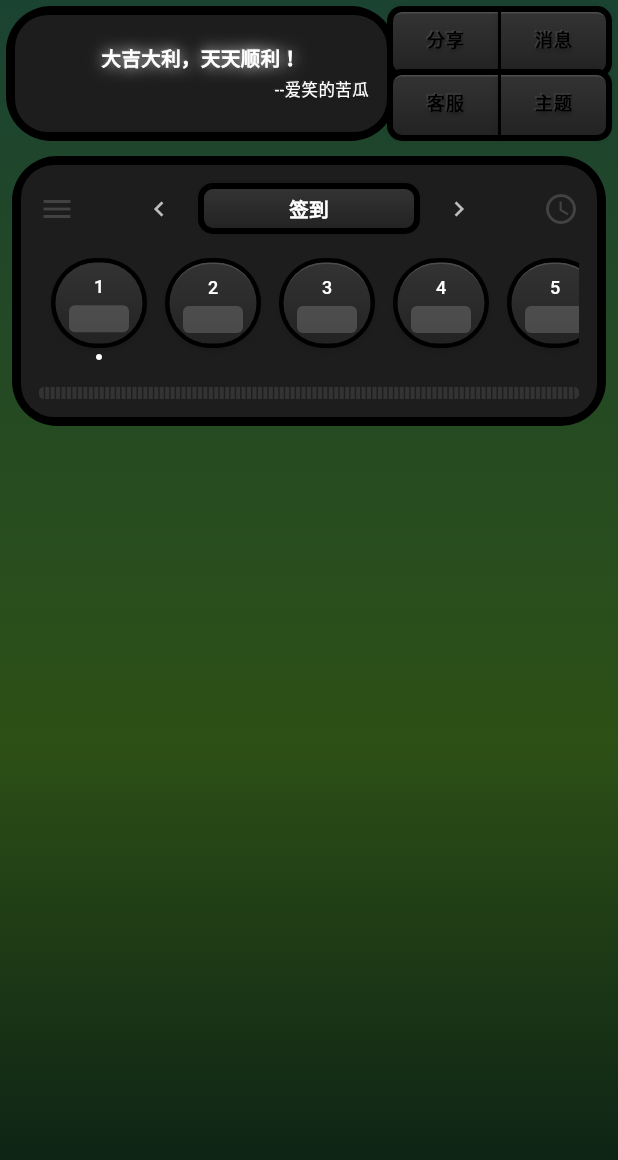
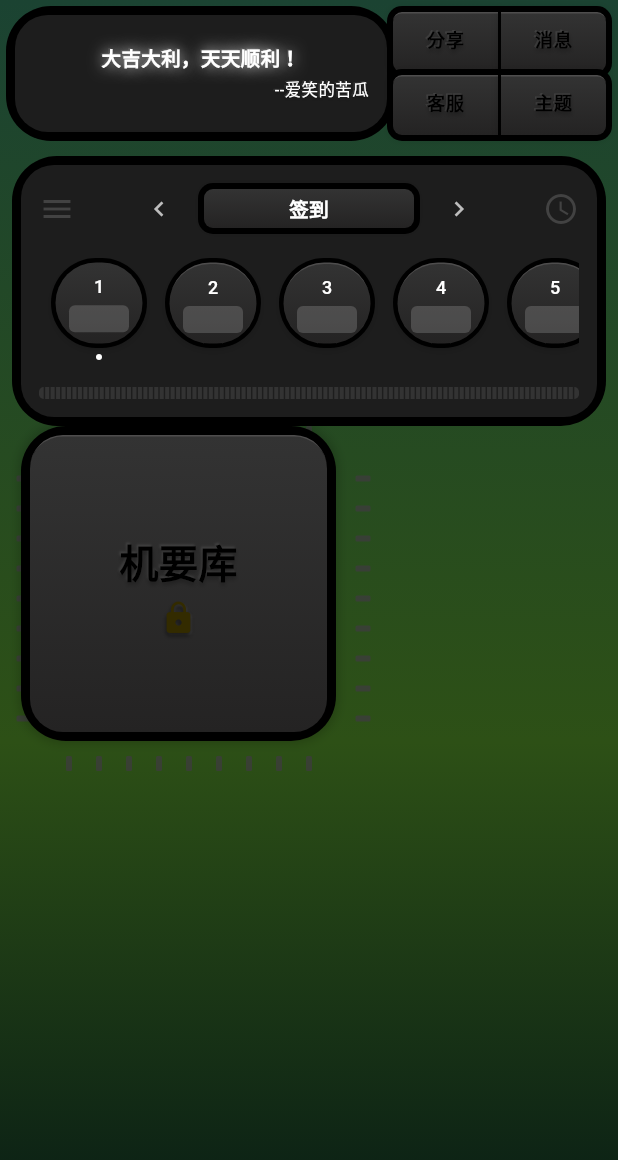
Before and after one commit to Kurtwang711/life-pack, a Flutter app: the screen it shows after launch, on a phone screen of 412 x 824 dp. Shown: the top 1160 px of the screen. Run offline on Flutter 3.47's test engine with Material 3 defaults, Android fonts, the phone set to English and light mode, and no system bars; our stand-ins replace font_awesome_flutter, shared_preferences.

Commit message:
🔒 新增机要库组件 - v1.3.0
✨ 核心功能:
- 210×210px 机要库卡片设计
- 芯片风格针脚装饰效果
- 双视图切换交互模式
- 五键功能选择布局
- 金色闪烁锁形图标动画
- 彩色电路纹路选中效果

🎯 技术实现:
- StatefulWidget + AnimationController
- AnimatedSwitcher 平滑视图切换
- Stack + Positioned 精确布局
- 完整的交互逻辑和状态管理

📍 布局集成:
- 签到区下方偏左侧定位
- 垂直间距10px精确布局
- 与现有组件设计风格统一

🔧 新增文件:
- lib/widgets/vault_section.dart
- RELEASE_NOTES_v1.3.0.md

📝 文档更新:
- PROJECT_STATUS.md
- 完整的技术规格文档

```diff
--- a/lib/screens/home/home_screen.dart
+++ b/lib/screens/home/home_screen.dart
@@ -2,6 +2,7 @@ import 'package:flutter/material.dart';
 import '../../widgets/spring_card.dart';
 import '../../widgets/radio_buttons.dart';
 import '../../widgets/checkin_section.dart';
+import '../../widgets/vault_section.dart';
 
 class HomeScreen extends StatelessWidget {
   const HomeScreen({super.key});
@@ -57,7 +58,13 @@ class HomeScreen extends StatelessWidget {
                 right: 4,
                 child: const CheckinSection(),
               ),
-              // 其他内容可以在这里添加
+
+              // 机要库区 - 在签到区下方偏左侧，垂直向下行距10px
+              Positioned(
+                top: 284, // 签到区底部约270px + 间距10px + 4px顶部边距 = 284
+                left: 14, // 偏左侧定位
+                child: const VaultSection(),
+              ),
             ],
           ),
         ),
--- /dev/null
+++ b/lib/widgets/vault_section.dart
@@ -0,0 +1,494 @@
+import 'package:flutter/material.dart';
+
+class VaultSection extends StatefulWidget {
+  const VaultSection({Key? key}) : super(key: key);
+
+  @override
+  State<VaultSection> createState() => _VaultSectionState();
+}
+
+class _VaultSectionState extends State<VaultSection> with TickerProviderStateMixin {
+  bool _showMainView = false;
+  String? _selectedOption;
+  late AnimationController _flashController;
+  late Animation<Color?> _flashAnimation;
+
+  final Map<String, VaultOption> _options = {
+    'audio': VaultOption('录音', const Color(0xFFD88FA3)), // 春 - 粉色
+    'image': VaultOption('图片', const Color(0xFFE6B800)), // 夏 - 黄色
+    'video': VaultOption('视频', const Color(0xFFC76B00)), // 秋 - 橙色
+    'document': VaultOption('文档', const Color(0xFF7FA8C4)), // 冬 - 蓝色
+    'assets': VaultOption('资产', const Color(0xFF00BFFF)), // 中心 - 深蓝色
+  };
+
+  @override
+  void initState() {
+    super.initState();
+    _flashController = AnimationController(
+      duration: const Duration(milliseconds: 1000),
+      vsync: this,
+    );
+    _flashAnimation = ColorTween(
+      begin: Colors.black,
+      end: const Color(0xFFFFD700), // 金色
+    ).animate(_flashController);
+
+    // 开始闪烁动画
+    _flashController.repeat(reverse: true);
+  }
+
+  @override
+  void dispose() {
+    _flashController.dispose();
+    super.dispose();
+  }
+
+  @override
+  Widget build(BuildContext context) {
+    return Stack(
+      clipBehavior: Clip.none,
+      children: [
+        // 芯片针脚装饰 - 作为背景层
+        _buildChipPins(),
+
+        // 主容器
+        Container(
+          width: 210,
+          height: 210,
+          decoration: BoxDecoration(
+            color: Colors.black,
+            borderRadius: BorderRadius.circular(30),
+            boxShadow: [
+              BoxShadow(
+                color: Colors.black.withOpacity(0.2),
+                blurRadius: 5,
+                spreadRadius: 1,
+              ),
+            ],
+          ),
+          padding: const EdgeInsets.all(6),
+          child: AnimatedSwitcher(
+            duration: const Duration(milliseconds: 200),
+            child: _showMainView ? _buildMainView() : _buildVaultView(),
+          ),
+        ),
+      ],
+    );
+  }
+
+  Widget _buildChipPins() {
+    return Container(
+      width: 230, // 210 + 20
+      height: 230, // 210 + 20
+      child: Stack(
+        children: [
+          // 顶部针脚
+          ...List.generate(9, (index) => Positioned(
+            top: 0,
+            left: 30 + (index * 20).toDouble(),
+            child: _buildPin(false),
+          )),
+          // 底部针脚
+          ...List.generate(9, (index) => Positioned(
+            bottom: 0,
+            left: 30 + (index * 20).toDouble(),
+            child: _buildPin(false),
+          )),
+          // 左侧针脚
+          ...List.generate(9, (index) => Positioned(
+            left: 0,
+            top: 30 + (index * 20).toDouble(),
+            child: _buildPin(true),
+          )),
+          // 右侧针脚
+          ...List.generate(9, (index) => Positioned(
+            right: 0,
+            top: 30 + (index * 20).toDouble(),
+            child: _buildPin(true),
+          )),
+        ],
+      ),
+    );
+  }
+
+  Widget _buildPin(bool isVertical) {
+    return Transform.rotate(
+      angle: isVertical ? 1.5708 : 0, // 90度旋转
+      child: Container(
+        width: 4,
+        height: 10,
+        decoration: BoxDecoration(
+          color: const Color(0xFF3C3C3C).withOpacity(0.8),
+          borderRadius: BorderRadius.circular(1),
+        ),
+      ),
+    );
+  }
+
+  Widget _buildVaultView() {
+    return GestureDetector(
+      onTap: () {
+        setState(() {
+          _showMainView = true;
+        });
+      },
+      child: Container(
+        key: const ValueKey('vault'),
+        width: double.infinity,
+        height: double.infinity,
+        decoration: BoxDecoration(
+          gradient: const LinearGradient(
+            begin: Alignment.topCenter,
+            end: Alignment.bottomCenter,
+            colors: [Color(0xFF333333), Color(0xFF242323)],
+          ),
+          borderRadius: BorderRadius.circular(22),
+          border: Border(
+            top: BorderSide(
+              color: const Color(0xFF4E4D4D),
+              width: 1,
+            ),
+          ),
+        ),
+        child: Stack(
+          children: [
+            // 电路纹路背景 (按下时显示)
+            AnimatedContainer(
+              duration: const Duration(milliseconds: 200),
+              width: double.infinity,
+              height: double.infinity,
+              decoration: BoxDecoration(
+                borderRadius: BorderRadius.circular(25),
+                gradient: LinearGradient(
+                  begin: Alignment.topCenter,
+                  end: Alignment.bottomCenter,
+                  colors: [
+                    Colors.transparent,
+                    const Color(0xFF00BFFF).withOpacity(0),
+                    Colors.transparent,
+                  ],
+                  stops: const [0.1, 0.5, 0.9],
+                ),
+              ),
+            ),
+
+            // 内容
+            Center(
+              child: Column(
+                mainAxisAlignment: MainAxisAlignment.center,
+                children: [
+                  Text(
+                    '机要库',
+                    style: TextStyle(
+                      color: Colors.black,
+                      fontSize: 26,
+                      fontWeight: FontWeight.w700,
+                      shadows: [
+                        Shadow(
+                          color: const Color(0xFFE0E0E0).withOpacity(0.1),
+                          offset: const Offset(-1, -1),
+                          blurRadius: 1,
+                        ),
+                        const Shadow(
+                          color: Colors.black26,
+                          offset: Offset(0, 2),
+                          blurRadius: 3,
+                        ),
+                      ],
+                    ),
+                  ),
+                  const SizedBox(height: 8),
+
+                  // 锁形图标 - 带闪烁效果
+                  AnimatedBuilder(
+                    animation: _flashAnimation,
+                    builder: (context, child) {
+                      return Icon(
+                        Icons.lock,
+                        size: 24,
+                        color: _flashAnimation.value,
+                        shadows: [
+                          Shadow(
+                            color: const Color(0xFFE0E0E0).withOpacity(0.1),
+                            offset: const Offset(1, 1),
+                            blurRadius: 1,
+                          ),
+                          const Shadow(
+                            color: Colors.black54,
+                            offset: Offset(0, 2),
+                            blurRadius: 3,
+                          ),
+                        ],
+                      );
+                    },
+                  ),
+                ],
+              ),
+            ),
+          ],
+        ),
+      ),
+    );
+  }
+
+  Widget _buildMainView() {
+    return GestureDetector(
+      onTap: () {
+        setState(() {
+          _showMainView = false;
+          _selectedOption = null;
+        });
+      },
+      child: Container(
+        key: const ValueKey('main'),
+        width: double.infinity,
+        height: double.infinity,
+        decoration: BoxDecoration(
+          gradient: const LinearGradient(
+            begin: Alignment.topCenter,
+            end: Alignment.bottomCenter,
+            colors: [Color(0xFF333333), Color(0xFF242323)],
+          ),
+          borderRadius: BorderRadius.circular(22),
+          border: Border(
+            top: BorderSide(
+              color: const Color(0xFF4E4D4D),
+              width: 1,
+            ),
+          ),
+        ),
+        child: Padding(
+          padding: const EdgeInsets.all(8),
+          child: Column(
+            children: [
+              // 上排按钮
+              Expanded(
+                child: Row(
+                  children: [
+                    Expanded(
+                      child: _buildOptionButton('audio'),
+                    ),
+                    const SizedBox(width: 2),
+                    const SizedBox(width: 67), // 中心按钮占位
+                    const SizedBox(width: 2),
+                    Expanded(
+                      child: _buildOptionButton('image'),
+                    ),
+                  ],
+                ),
+              ),
+
+              // 中间行
+              SizedBox(
+                height: 67,
+                child: Row(
+                  children: [
+                    const Expanded(child: SizedBox()),
+                    _buildCenterButton(),
+                    const Expanded(child: SizedBox()),
+                  ],
+                ),
+              ),
+
+              // 下排按钮
+              Expanded(
+                child: Row(
+                  children: [
+                    Expanded(
+                      child: _buildOptionButton('video'),
+                    ),
+                    const SizedBox(width: 2),
+                    const SizedBox(width: 67), // 中心按钮占位
+                    const SizedBox(width: 2),
+                    Expanded(
+                      child: _buildOptionButton('document'),
+                    ),
+                  ],
+                ),
+              ),
+            ],
+          ),
+        ),
+      ),
+    );
+  }
+
+  Widget _buildOptionButton(String optionKey) {
+    final option = _options[optionKey]!;
+    final isSelected = _selectedOption == optionKey;
+
+    return GestureDetector(
+      onTap: () {
+        setState(() {
+          _selectedOption = isSelected ? null : optionKey;
+        });
+      },
+      child: Container(
+        decoration: BoxDecoration(
+          gradient: LinearGradient(
+            begin: Alignment.topCenter,
+            end: Alignment.bottomCenter,
+            colors: isSelected
+                ? [const Color(0xFF1D1D1D), const Color(0xFF1D1D1D)]
+                : [const Color(0xFF333333), const Color(0xFF242323)],
+          ),
+          borderRadius: BorderRadius.circular(22),
+          border: isSelected
+              ? null
+              : const Border(
+                  top: BorderSide(color: Color(0xFF4E4D4D), width: 1),
+                ),
+          boxShadow: isSelected
+              ? []
+              : [
+                  BoxShadow(
+                    color: Colors.black.withOpacity(0.2),
+                    blurRadius: 5,
+                    spreadRadius: 1,
+                  ),
+                ],
+        ),
+        child: Stack(
+          children: [
+            // 电路纹路效果
+            if (isSelected)
+              Positioned.fill(
+                child: Container(
+                  decoration: BoxDecoration(
+                    borderRadius: BorderRadius.circular(25),
+                    gradient: LinearGradient(
+                      begin: Alignment.topCenter,
+                      end: Alignment.bottomCenter,
+                      colors: [
+                        Colors.transparent,
+                        option.color,
+                        Colors.transparent,
+                      ],
+                      stops: const [0.1, 0.5, 0.9],
+                    ),
+                  ),
+                ),
+              ),
+
+            // 文字
+            Center(
+              child: AnimatedDefaultTextStyle(
+                duration: const Duration(milliseconds: 100),
+                style: TextStyle(
+                  color: isSelected ? const Color(0xFF51A5FF) : const Color(0xFF0073E6),
+                  fontSize: 13,
+                  fontWeight: FontWeight.w700,
+                  shadows: isSelected
+                      ? [
+                          const Shadow(
+                            color: Color(0xFF51A5FF),
+                            blurRadius: 12,
+                          ),
+                        ]
+                      : [],
+                ),
+                child: Text(
+                  option.label.toUpperCase(),
+                ),
+              ),
+            ),
+          ],
+        ),
+      ),
+    );
+  }
+
+  Widget _buildCenterButton() {
+    final option = _options['assets']!;
+    final isSelected = _selectedOption == 'assets';
+
+    return GestureDetector(
+      onTap: () {
+        setState(() {
+          _selectedOption = isSelected ? null : 'assets';
+        });
+      },
+      child: Container(
+        width: 67,
+        height: 67,
+        decoration: BoxDecoration(
+          gradient: LinearGradient(
+            begin: Alignment.topCenter,
+            end: Alignment.bottomCenter,
+            colors: isSelected
+                ? [const Color(0xFF1D1D1D), const Color(0xFF1D1D1D)]
+                : [const Color(0xFF333333), const Color(0xFF242323)],
+          ),
+          borderRadius: BorderRadius.circular(22),
+          border: isSelected
+              ? null
+              : const Border(
+                  top: BorderSide(color: Color(0xFF4E4D4D), width: 1),
+                ),
+          boxShadow: isSelected
+              ? []
+              : [
+                  BoxShadow(
+                    color: Colors.black.withOpacity(0.2),
+                    blurRadius: 5,
+                    spreadRadius: 1,
+                  ),
+                ],
+        ),
+        child: Stack(
+          children: [
+            // 电路纹路效果
+            if (isSelected)
+              Positioned.fill(
+                child: Container(
+                  decoration: BoxDecoration(
+                    borderRadius: BorderRadius.circular(25),
+                    gradient: LinearGradient(
+                      begin: Alignment.topCenter,
+                      end: Alignment.bottomCenter,
+                      colors: [
+                        Colors.transparent,
+                        option.color,
+                        Colors.transparent,
+                      ],
+                      stops: const [0.1, 0.5, 0.9],
+                    ),
+                  ),
+                ),
+              ),
+
+            // 文字
+            Center(
+              child: AnimatedDefaultTextStyle(
+                duration: const Duration(milliseconds: 100),
+                style: TextStyle(
+                  color: isSelected ? const Color(0xFF51A5FF) : const Color(0xFF0073E6),
+                  fontSize: 13,
+                  fontWeight: FontWeight.w700,
+                  shadows: isSelected
+                      ? [
+                          const Shadow(
+                            color: Color(0xFF51A5FF),
+                            blurRadius: 12,
+                          ),
+                        ]
+                      : [],
+                ),
+                child: Text(
+                  option.label.toUpperCase(),
+                ),
+              ),
+            ),
+          ],
+        ),
+      ),
+    );
+  }
+}
+
+class VaultOption {
+  final String label;
+  final Color color;
+
+  VaultOption(this.label, this.color);
+}
```
Also changed, not shown: 2 other files.
